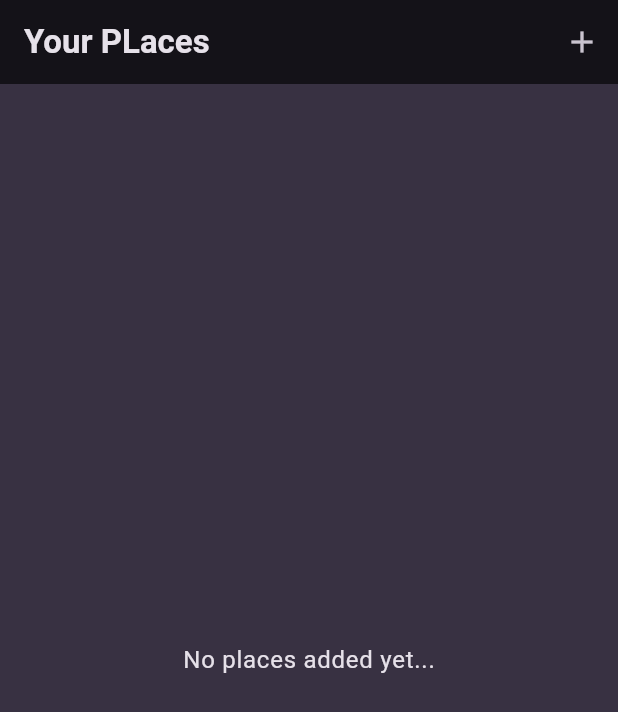
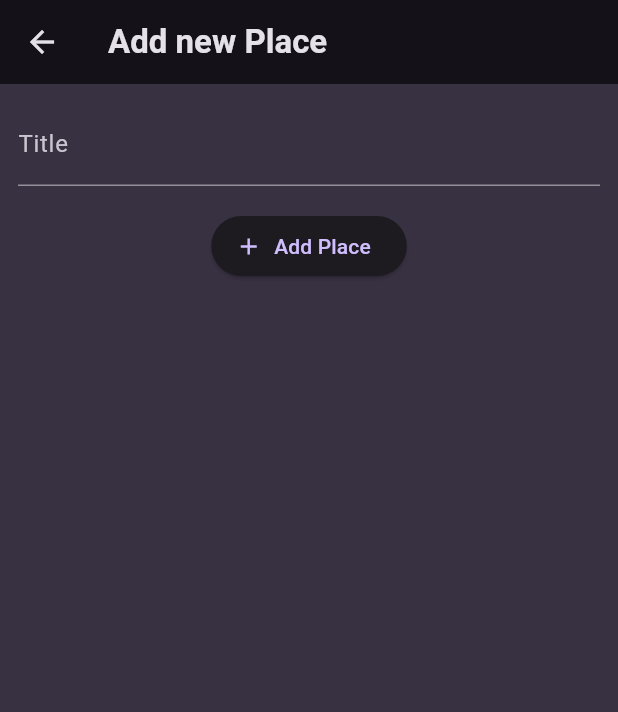
Before and after one commit to ThawedBuffalo/fdcg_13-favoriteplaces, a Flutter app: the screen it shows after launch, after a tap on the "add" icon, on a phone screen of 412 x 824 dp. Shown: the top 712 px of the screen. Run offline on Flutter 3.47's test engine with Material 3 defaults, Android fonts, the phone set to English and light mode, and no system bars; our stand-ins replace google_fonts.

Commit message:
chapter 13, section 5

```diff
--- a/lib/screens/add_place_screen.dart
+++ b/lib/screens/add_place_screen.dart
@@ -0,0 +1,47 @@
+import 'package:flutter/material.dart';
+
+class AddPlaceScreen extends StatefulWidget {
+  const AddPlaceScreen({super.key});
+
+  @override
+  State<AddPlaceScreen> createState() => _AddPlaceScreenState();
+}
+
+class _AddPlaceScreenState extends State<AddPlaceScreen> {
+  final _titleController = TextEditingController();
+
+  @override
+  void dispose() {
+    _titleController.dispose();
+    super.dispose();
+  }
+
+  @override
+  Widget build(BuildContext context) {
+    return Scaffold(
+      appBar: AppBar(
+        title: const Text('Add new Place'),
+      ),
+      body: SingleChildScrollView(
+        padding: const EdgeInsets.all(12),
+        child: Column(
+          children: [
+            TextField(
+              decoration: const InputDecoration(labelText: 'Title'),
+              controller: _titleController,
+              style:
+                  TextStyle(color: Theme.of(context).colorScheme.onBackground),
+            ),
+            const SizedBox(
+              height: 16,
+            ),
+            ElevatedButton.icon(
+                onPressed: () {},
+                icon: const Icon(Icons.add),
+                label: const Text('Add Place'))
+          ],
+        ),
+      ),
+    );
+  }
+}
--- a/lib/screens/places_screen.dart
+++ b/lib/screens/places_screen.dart
@@ -1,3 +1,4 @@
+import 'package:favorite_places/screens/add_place_screen.dart';
 import 'package:favorite_places/widgets/places_list.dart';
 import 'package:flutter/material.dart';
 
@@ -8,7 +9,14 @@
   Widget build(BuildContext context) {
     return Scaffold(
       appBar: AppBar(title: const Text('Your PLaces'), actions: [
-        IconButton(onPressed: () {}, icon: const Icon(Icons.add)),
+        IconButton(
+          icon: const Icon(Icons.add),
+          onPressed: () {
+            Navigator.of(context).push(
+              MaterialPageRoute(builder: (ctx) => const AddPlaceScreen()),
+            );
+          },
+        ),
       ]),
       body: PlacesList(
         places: [],
```
